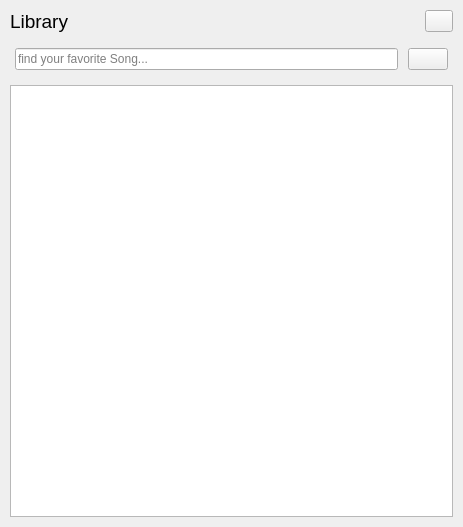
Above: src/frontend/library.ui from MilanJzo/eda-mp3 before the change. Below: the same form after it.
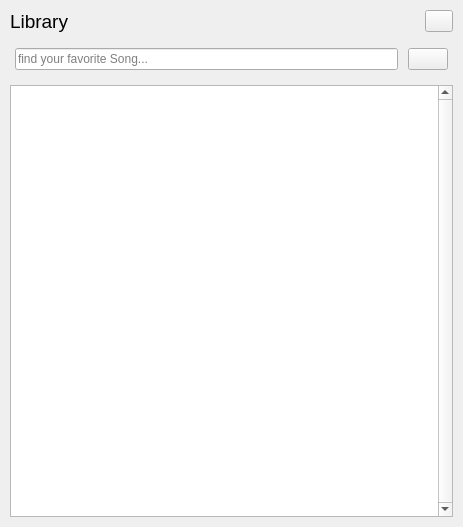
That is the form after the change. Icons and pictures are not drawn.

```diff
--- a/src/frontend/library.ui
+++ b/src/frontend/library.ui
@@ -149,7 +149,7 @@
          <number>0</number>
         </property>
         <property name="verticalScrollBarPolicy">
-         <enum>Qt::ScrollBarPolicy::ScrollBarAlwaysOff</enum>
+         <enum>Qt::ScrollBarPolicy::ScrollBarAlwaysOn</enum>
         </property>
         <property name="horizontalScrollBarPolicy">
          <enum>Qt::ScrollBarPolicy::ScrollBarAlwaysOff</enum>
```
